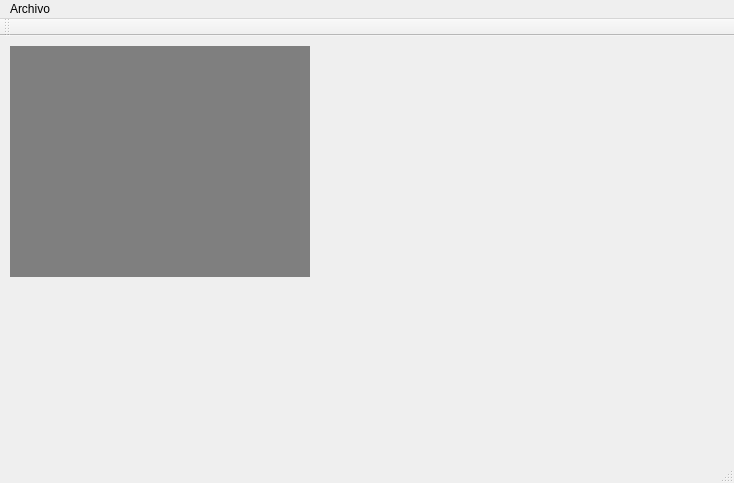
egjimenezg/ImageAnalysis, file ImageCompression/mainwindow.ui: the form before one commit.
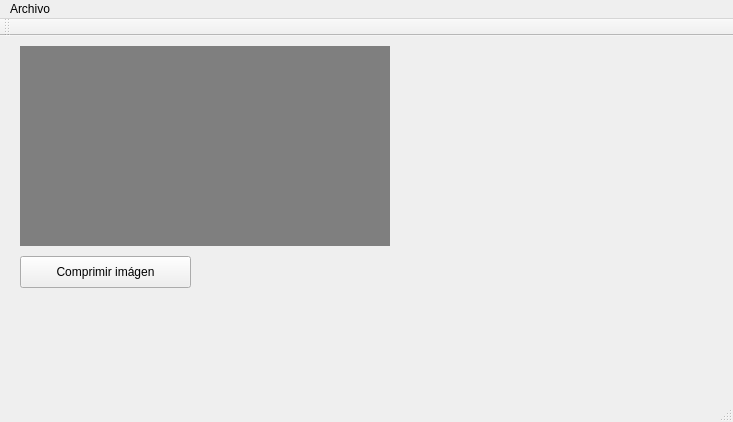
The form after the commit.

Commit message: coding #10 adding button that will execute the action

The edit to the form file:
```diff
--- a/ImageCompression/mainwindow.ui
+++ b/ImageCompression/mainwindow.ui
@@ -6,8 +6,8 @@
    <rect>
     <x>0</x>
     <y>0</y>
-    <width>734</width>
-    <height>483</height>
+    <width>733</width>
+    <height>422</height>
    </rect>
   </property>
   <property name="windowTitle">
@@ -17,22 +17,22 @@
    <widget class="QLabel" name="originalImage">
     <property name="geometry">
      <rect>
-      <x>10</x>
+      <x>20</x>
       <y>10</y>
-      <width>300</width>
-      <height>231</height>
+      <width>370</width>
+      <height>200</height>
      </rect>
     </property>
     <property name="minimumSize">
      <size>
-      <width>150</width>
-      <height>150</height>
+      <width>0</width>
+      <height>0</height>
      </size>
     </property>
     <property name="maximumSize">
      <size>
-      <width>300</width>
-      <height>16777215</height>
+      <width>370</width>
+      <height>200</height>
      </size>
     </property>
     <property name="styleSheet">
@@ -45,13 +45,26 @@
      <bool>true</bool>
     </property>
    </widget>
+   <widget class="QPushButton" name="compress">
+    <property name="geometry">
+     <rect>
+      <x>20</x>
+      <y>220</y>
+      <width>171</width>
+      <height>32</height>
+     </rect>
+    </property>
+    <property name="text">
+     <string>Comprimir imágen</string>
+    </property>
+   </widget>
   </widget>
   <widget class="QMenuBar" name="menuBar">
    <property name="geometry">
     <rect>
      <x>0</x>
      <y>0</y>
-     <width>734</width>
+     <width>733</width>
      <height>22</height>
     </rect>
    </property>
```
